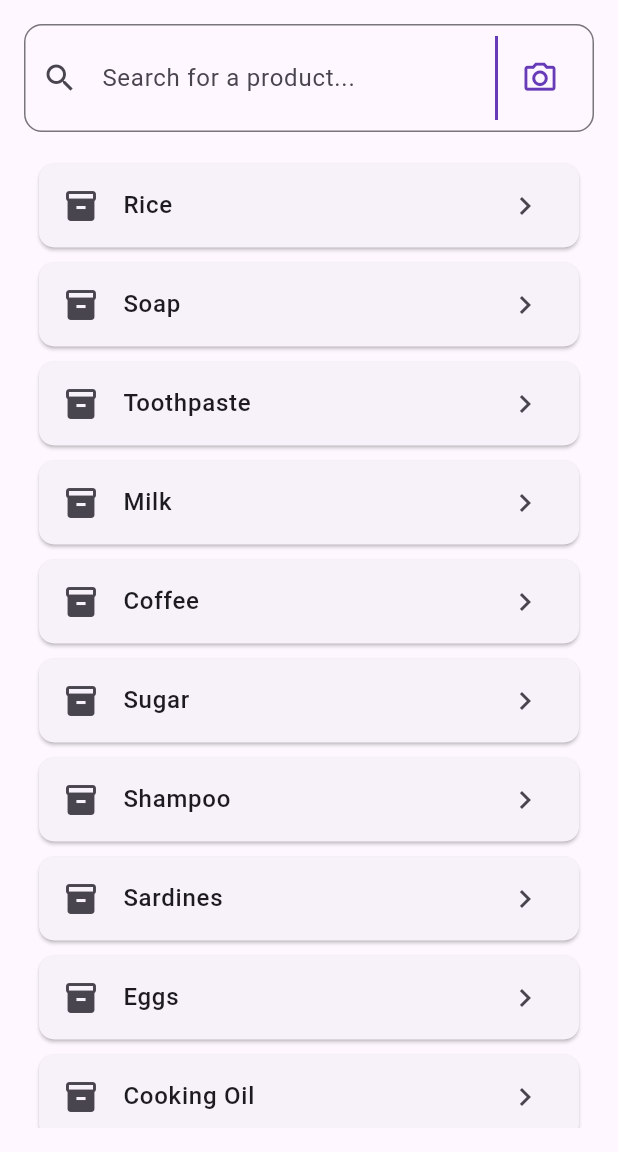
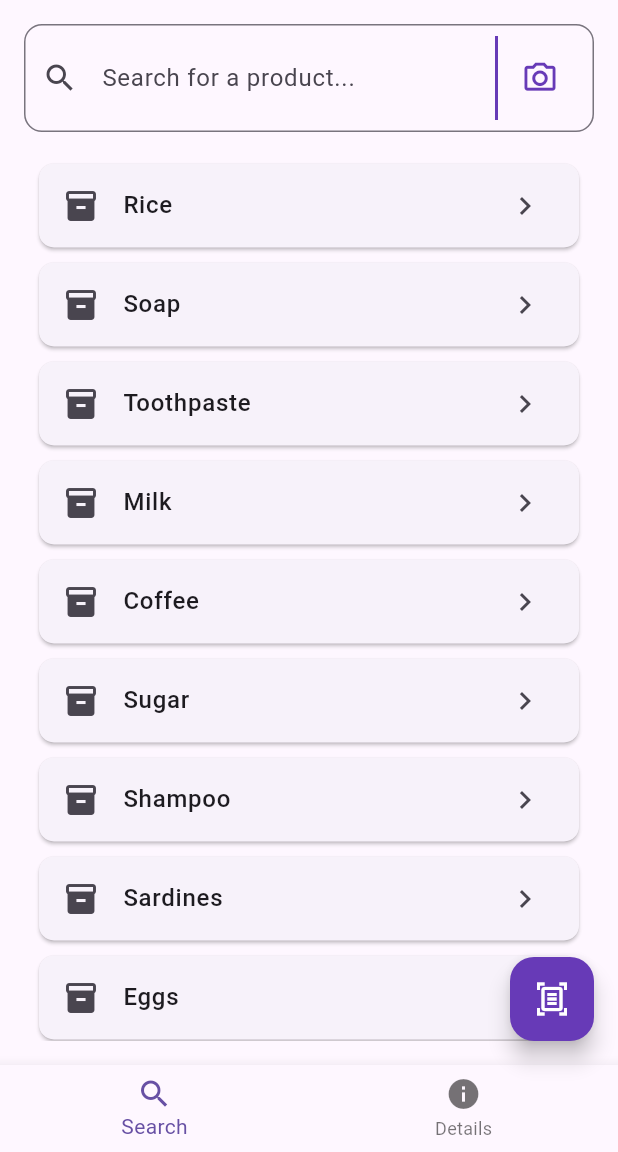
Before and after one commit to den00333/store-app, a Flutter app: the screen it shows after launch, on a phone screen of 412 x 824 dp, the part 84-1236 px from its top. Run offline on Flutter 3.47's test engine with Material 3 defaults, Android fonts, the phone set to English and light mode, and no system bars; our stand-ins replace permission_handler; missing offline and left inert: mobile_scanner.

Commit message:
organized layout desgn

```diff
--- a/lib/pages/home_page.dart
+++ b/lib/pages/home_page.dart
@@ -1,7 +1,8 @@
 import 'package:flutter/material.dart';
-import '../widgets/custom_search_bar.dart';
-import '../widgets/product_list_view.dart';
-import './barcode_scanner_page.dart';
+import './add_product_page.dart';
+import './search_page.dart';
+import '../utils/barcode_utils.dart';
+import '../widgets/barcode_scan_fab.dart';
 
 class HomePage extends StatefulWidget {
   const HomePage({super.key});
@@ -12,78 +13,61 @@ class HomePage extends StatefulWidget {
 
 class _HomePageState extends State<HomePage> {
   String searchText = '';
+  int _selectedIndex = 0;
 
-   final List<String> allProducts = [
-    'rice',
-    'soap',
-    'toothpaste',
-    'milk',
-    'coffee',
-    'sugar',
-    'shampoo',
-    'sardines',
-    'eggs',
-    'cooking oil',
-  ];
+  void _onItemTapped(int index) {
+    setState(() {
+      _selectedIndex = index;
+    });
+  }
 
-
+  Widget _buildBody() {
+    switch (_selectedIndex) {
+      case 0:
+        return SearchPage(
+          searchText: searchText,
+          onSearchChanged: (value) {
+            setState(() {
+              searchText = value;
+            });
+          },
+        );
+      case 1:
+        return const AddProductPage();
+      default:
+        return const Center(child: Text('Page not found'));
+    }
+  }
 
 
   @override
   Widget build(BuildContext context) {
 
-    final filteredProducts = allProducts.where(
-      (product) => product.toLowerCase().contains(searchText.toLowerCase())
-    ).toList();
-
     return Scaffold(
       appBar: appBar(),
-      body: Padding(
-        padding: const EdgeInsets.all(16.0),
-        child: Column(
-          crossAxisAlignment: CrossAxisAlignment.start,
-          children: [
-
-            // Search bar with onChanged callback to update state
-            CustomSearchBar(
-              onChanged: (value) {
+      body: _buildBody(),
+      floatingActionButton: _selectedIndex == 0 ? BarcodeScanFab(
+        onScanned: (scannedCode) {
           setState(() {
-                  searchText = value;
+            searchText = scannedCode;
+            _selectedIndex = 0;
           });
         },
-              onCameraTap: () async {
-                final scannedCode = await Navigator.push<String>(
-                  context,
-                  MaterialPageRoute(builder: (_) => const BarcodeScannerPage()),
-                );
-                if (scannedCode != null) {
-                  setState(() {
-                    searchText = scannedCode;
-                  });
-                }
-              }
+      ) : null,
+      bottomNavigationBar: BottomNavigationBar(
+        currentIndex: _selectedIndex,
+        onTap: _onItemTapped,
+        items: const [
+          BottomNavigationBarItem(
+            icon: Icon(Icons.search),
+            label: 'Search',
           ),
-
-            const SizedBox(height: 16),
-
-            if(searchText.isNotEmpty)
-              Text(
-                'You typed: $searchText',
-                style: const TextStyle(fontSize: 18, color: Colors.black87),
+          BottomNavigationBarItem(
+            icon: Icon(Icons.info),
+            label: 'Details',
           ),
-
-            Expanded(
-              child: ProductListView(
-                products: filteredProducts,
-                onProductTap: (product) {
-                  print('Clicked: $product');
-                },
+        ],
       )
-            ),
-
-          ],
-        ),
-      ),
     );
   }
 
--- /dev/null
+++ b/lib/pages/search_page.dart
@@ -0,0 +1,80 @@
+import 'package:flutter/material.dart';
+import '../widgets/custom_search_bar.dart';
+import '../widgets/product_list_view.dart';
+import './barcode_scanner_page.dart';
+
+class SearchPage extends StatefulWidget {
+  final String searchText;
+  final ValueChanged<String> onSearchChanged;
+
+  const SearchPage({
+    super.key,
+    required this.searchText,
+    required this.onSearchChanged,
+  });
+
+  @override
+  State<SearchPage> createState() => _SearchPageState();
+}
+
+class _SearchPageState extends State<SearchPage>{
+  final List<String> allProducts = [
+    'rice',
+    'soap',
+    'toothpaste',
+    'milk',
+    'coffee',
+    'sugar',
+    'shampoo',
+    'sardines',
+    'eggs',
+    'cooking oil',
+  ];
+
+  void _handleScanTap() async {
+    final scannedCode = await Navigator.push<String>(
+      context,
+      MaterialPageRoute(builder: (_) => const BarcodeScannerPage()),
+    );
+
+    if (!mounted) return;
+
+    if (scannedCode != null) {
+      widget.onSearchChanged(scannedCode);
+    }
+  }
+
+  @override
+  Widget build(BuildContext context) {
+    final filteredProducts = allProducts.where(
+      (product) => product.toLowerCase().contains(widget.searchText.toLowerCase()),
+    ).toList();
+
+    return Padding(
+      padding: const EdgeInsets.all(16.0),
+      child: Column(
+        crossAxisAlignment: CrossAxisAlignment.start,
+        children: [
+          CustomSearchBar(
+            onChanged: widget.onSearchChanged,
+            onCameraTap: _handleScanTap,
+          ),
+          const SizedBox(height: 16),
+          if (widget.searchText.isNotEmpty)
+            Text(
+              'You typed: ${widget.searchText}',
+              style: const TextStyle(fontSize: 18, color: Colors.black87),
+            ),
+          Expanded(
+            child: ProductListView(
+              products: filteredProducts,
+              onProductTap: (product) {
+                print('Clicked: $product');
+              },
+            ),
+          ),
+        ]
+      )
+    );
+  }
+}
--- /dev/null
+++ b/lib/widgets/barcode_scan_fab.dart
@@ -0,0 +1,26 @@
+import 'package:flutter/material.dart';
+import '../utils/barcode_utils.dart';
+
+class BarcodeScanFab extends StatelessWidget {
+  final void Function(String barcode)? onScanned;
+
+  const BarcodeScanFab({super.key, this.onScanned});
+
+  @override
+  Widget build(BuildContext context) {
+    return FloatingActionButton(
+      onPressed: () async {
+        final code = await scanBarcode(context);
+        if (code != null && onScanned != null) {
+          onScanned!(code);
+        }
+      },
+      backgroundColor: Colors.deepPurple,
+      tooltip: 'Scan Barcode',
+      child: const Icon(
+        Icons.document_scanner_outlined,
+        color: Colors.white,
+      ),
+    );
+  }
+}
--- a/pubspec.yaml
+++ b/pubspec.yaml
@@ -31,7 +31,8 @@ dependencies:
   flutter:
     sdk: flutter
 
-  mobile_scanner: ^3.5.3
+  mobile_scanner: ^7.0.0
+  permission_handler: ^11.0.0
 
   # The following adds the Cupertino Icons font to your application.
   # Use with the CupertinoIcons class for iOS style icons.
```
Also changed, not shown: lib/pages/add_product_page.dart (added, +80 -0 lines), lib/pages/barcode_scanner_page.dart (+29 -2 lines), lib/utils/barcode_utils.dart (added, +10 -0 lines), 5 other files. Lines whose indentation alone changed are shown as unchanged.
